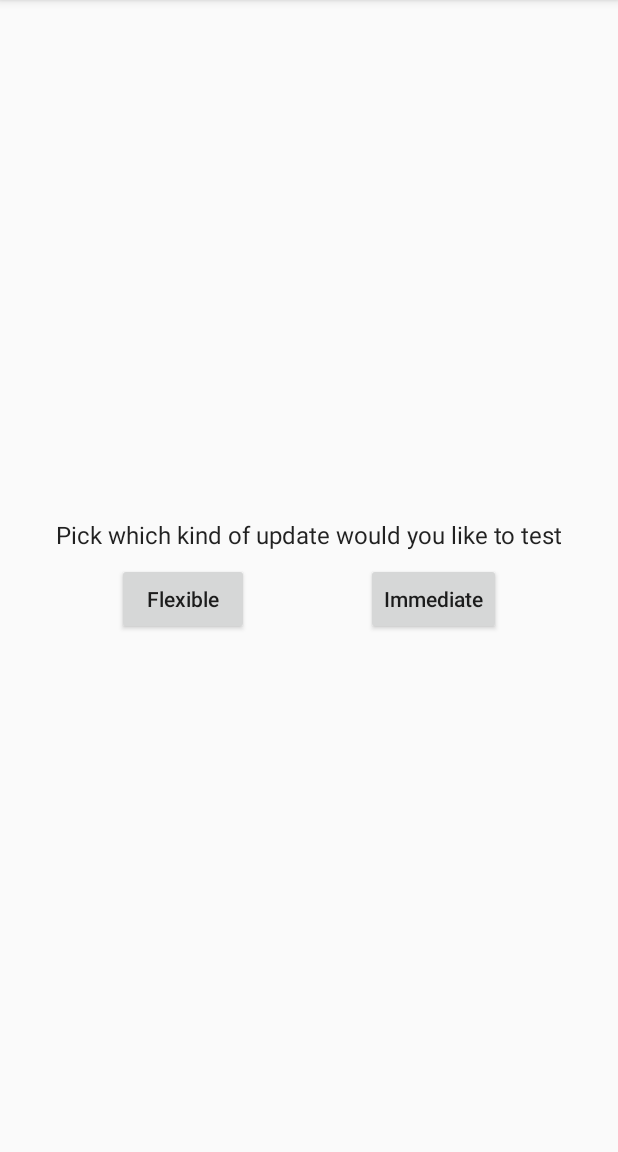
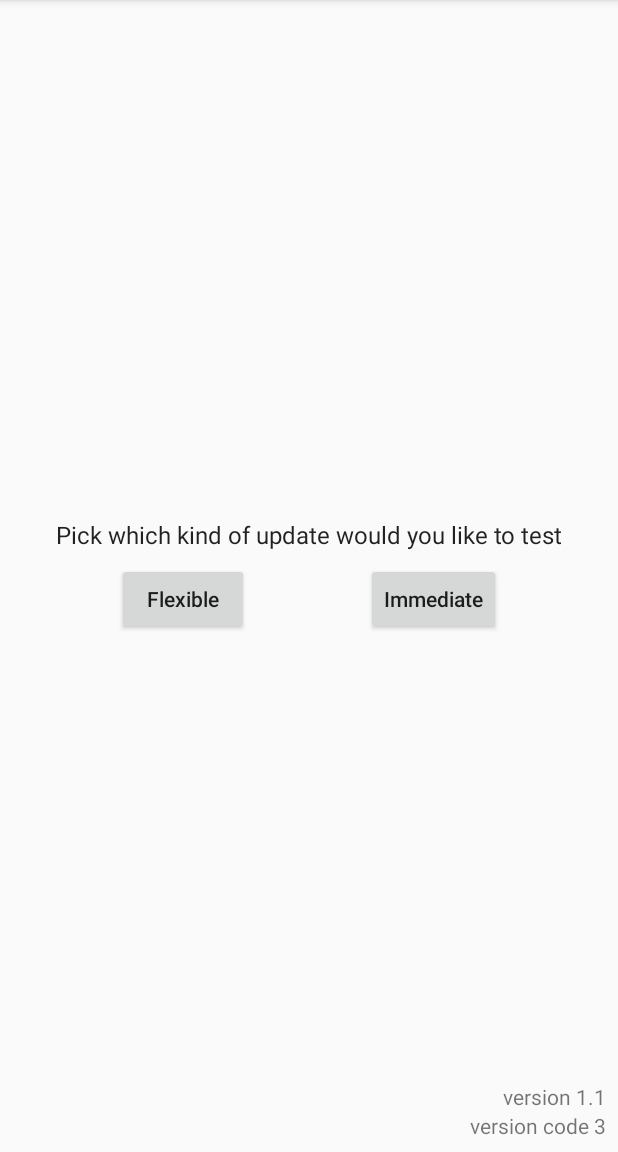
Before and after one commit to RobertSzekely/UpdateMe, an Android app: the screen it shows after launch (MainActivity), on a phone screen of 412 x 824 dp, the part 84-1236 px from its top. Run offline under Robolectric (Android 15) with nearby library versions, the phone set to English and light mode, and no system bars; 3 statements that could not run were skipped.

Commit message:
Display version name and code on the main screen

```diff
--- a/app/build.gradle
+++ b/app/build.gradle
@@ -11,8 +11,8 @@ android {
         applicationId "com.robertszekely.updateme"
         minSdkVersion 21
         targetSdkVersion 29
-        versionCode 2
-        versionName "1.0"
+        versionCode 3
+        versionName "1.1"
         testInstrumentationRunner "androidx.test.runner.AndroidJUnitRunner"
     }
     buildTypes {
--- a/app/src/main/java/com/robertszekely/updateme/MainActivity.kt
+++ b/app/src/main/java/com/robertszekely/updateme/MainActivity.kt
@@ -5,6 +5,7 @@ import android.content.Intent
 import android.os.Bundle
 import android.util.Log
 import android.widget.Button
+import android.widget.TextView
 import androidx.appcompat.app.AppCompatActivity
 import androidx.core.content.ContextCompat
 import com.google.android.material.snackbar.Snackbar
@@ -48,6 +49,9 @@ class MainActivity : AppCompatActivity() {
             checkForUpdate(AppUpdateType.IMMEDIATE)
             lastSelectedUpdateType = AppUpdateType.IMMEDIATE
         }
+
+        findViewById<TextView>(R.id.version_name).text = getString(R.string.version_name, BuildConfig.VERSION_NAME)
+        findViewById<TextView>(R.id.version_code).text = getString(R.string.version_code, BuildConfig.VERSION_CODE)
 
     }
 
--- a/app/src/main/res/layout/activity_main.xml
+++ b/app/src/main/res/layout/activity_main.xml
@@ -45,4 +45,23 @@
         app:layout_constraintStart_toEndOf="@id/flexible_update_button"
         app:layout_constraintTop_toTopOf="@id/flexible_update_button" />
 
+    <TextView
+        android:id="@+id/version_name"
+        android:layout_width="wrap_content"
+        android:layout_height="wrap_content"
+
+        app:layout_constraintEnd_toEndOf="@id/version_code"
+        app:layout_constraintBottom_toTopOf="@id/version_code"
+        tools:text="version 1.1"/>
+
+    <TextView
+        android:id="@+id/version_code"
+        android:layout_width="wrap_content"
+        android:layout_height="wrap_content"
+        android:layout_marginEnd="@dimen/activity_margin"
+        android:layout_marginBottom="@dimen/activity_margin"
+        app:layout_constraintBottom_toBottomOf="parent"
+        app:layout_constraintEnd_toEndOf="parent"
+        tools:text="version code 3"/>
+
 </androidx.constraintlayout.widget.ConstraintLayout>
--- a/app/src/main/res/values/strings.xml
+++ b/app/src/main/res/values/strings.xml
@@ -3,4 +3,6 @@
     <string name="main_screen_description">Pick which kind of update would you like to test</string>
     <string name="flexible">Flexible</string>
     <string name="immediate">Immediate</string>
+    <string name="version_name">version %1$s</string>
+    <string name="version_code">version code %1$d</string>
 </resources>
```
